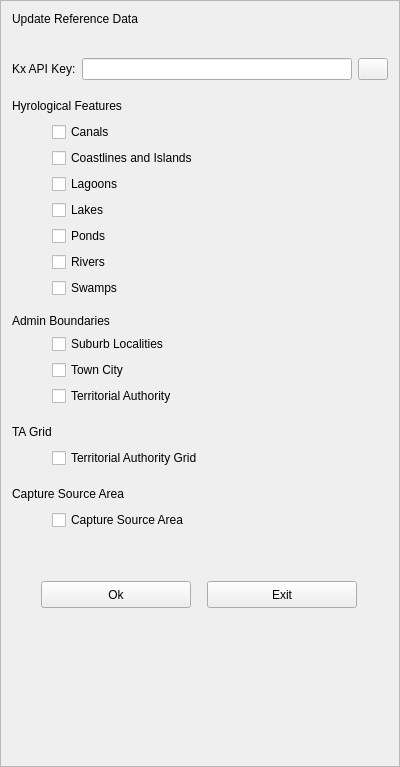
First picture: the form in buildings/gui/reference_data.ui, repository linz/nz-buildings, before the edit.
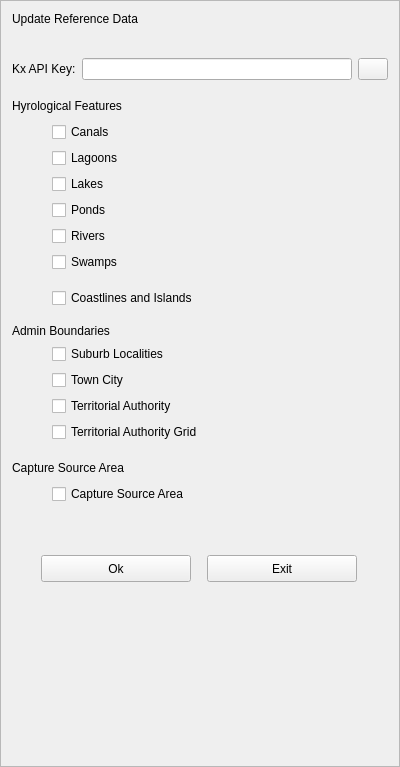
Second picture: the form after the edit.

```diff
--- a/buildings/gui/reference_data.ui
+++ b/buildings/gui/reference_data.ui
@@ -154,33 +154,6 @@
        </item>
       </layout>
      </item>
-     <item>
-      <layout class="QHBoxLayout" name="horizontalLayout_4">
-       <item>
-        <spacer name="horizontalSpacer_4">
-         <property name="orientation">
-          <enum>Qt::Horizontal</enum>
-         </property>
-         <property name="sizeType">
-          <enum>QSizePolicy::Fixed</enum>
-         </property>
-         <property name="sizeHint" stdset="0">
-          <size>
-           <width>40</width>
-           <height>20</height>
-          </size>
-         </property>
-        </spacer>
-       </item>
-       <item>
-        <widget class="QCheckBox" name="chbx_coastline_and_islands">
-         <property name="text">
-          <string>Coastlines and Islands</string>
-         </property>
-        </widget>
-       </item>
-      </layout>
-     </item>
      <item>
       <layout class="QHBoxLayout" name="horizontalLayout_5">
        <item>
@@ -332,6 +305,49 @@
        </property>
       </spacer>
      </item>
+     <item>
+      <layout class="QHBoxLayout" name="horizontalLayout_4">
+       <item>
+        <spacer name="horizontalSpacer_4">
+         <property name="orientation">
+          <enum>Qt::Horizontal</enum>
+         </property>
+         <property name="sizeType">
+          <enum>QSizePolicy::Fixed</enum>
+         </property>
+         <property name="sizeHint" stdset="0">
+          <size>
+           <width>40</width>
+           <height>20</height>
+          </size>
+         </property>
+        </spacer>
+       </item>
+       <item>
+        <widget class="QCheckBox" name="chbx_coastline_and_islands">
+         <property name="text">
+          <string>Coastlines and Islands</string>
+         </property>
+        </widget>
+       </item>
+      </layout>
+     </item>
+     <item>
+      <spacer name="verticalSpacer_6">
+       <property name="orientation">
+        <enum>Qt::Vertical</enum>
+       </property>
+       <property name="sizeType">
+        <enum>QSizePolicy::Fixed</enum>
+       </property>
+       <property name="sizeHint" stdset="0">
+        <size>
+         <width>20</width>
+         <height>10</height>
+        </size>
+       </property>
+      </spacer>
+     </item>
      <item>
       <widget class="QLabel" name="lb_admin_bounds">
        <property name="text">
@@ -420,46 +436,6 @@
        </item>
       </layout>
      </item>
-     <item>
-      <spacer name="verticalSpacer_7">
-       <property name="orientation">
-        <enum>Qt::Vertical</enum>
-       </property>
-       <property name="sizeType">
-        <enum>QSizePolicy::Fixed</enum>
-       </property>
-       <property name="sizeHint" stdset="0">
-        <size>
-         <width>20</width>
-         <height>10</height>
-        </size>
-       </property>
-      </spacer>
-     </item>
-     <item>
-      <layout class="QHBoxLayout" name="horizontalLayout_15">
-       <item>
-        <widget class="QLabel" name="lb_TA_grid">
-         <property name="text">
-          <string>TA Grid</string>
-         </property>
-        </widget>
-       </item>
-       <item>
-        <spacer name="horizontalSpacer_15">
-         <property name="orientation">
-          <enum>Qt::Horizontal</enum>
-         </property>
-         <property name="sizeHint" stdset="0">
-          <size>
-           <width>40</width>
-           <height>20</height>
-          </size>
-         </property>
-        </spacer>
-       </item>
-      </layout>
-     </item>
      <item>
       <layout class="QHBoxLayout" name="horizontalLayout_13">
        <item>
```
